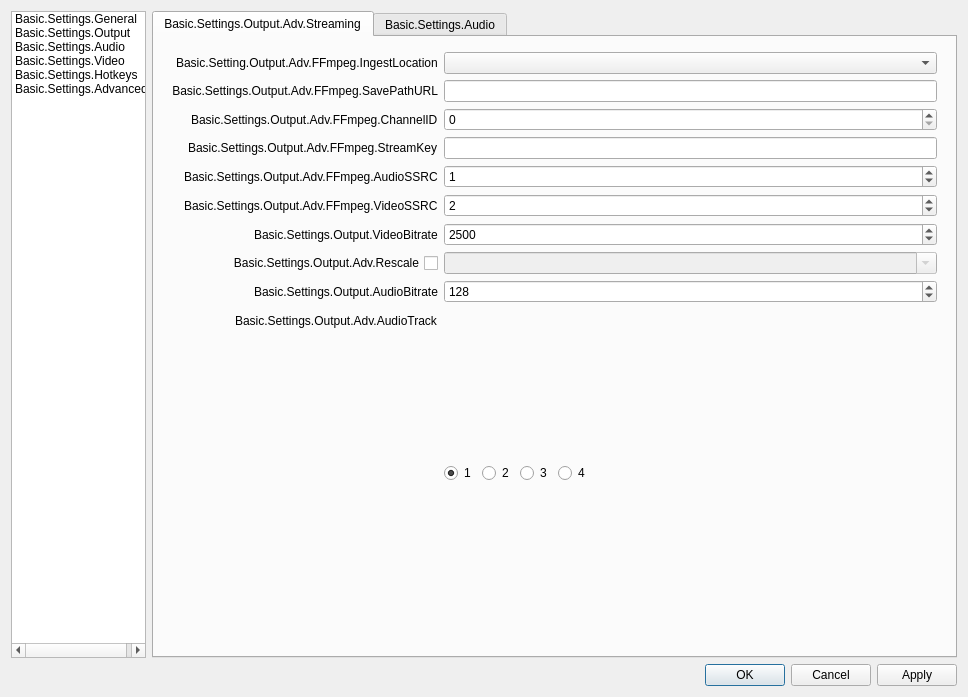
Above: obs/forms/OBSBasicSettings.ui from mixer/tachyon before the change. Below: the same form after it.
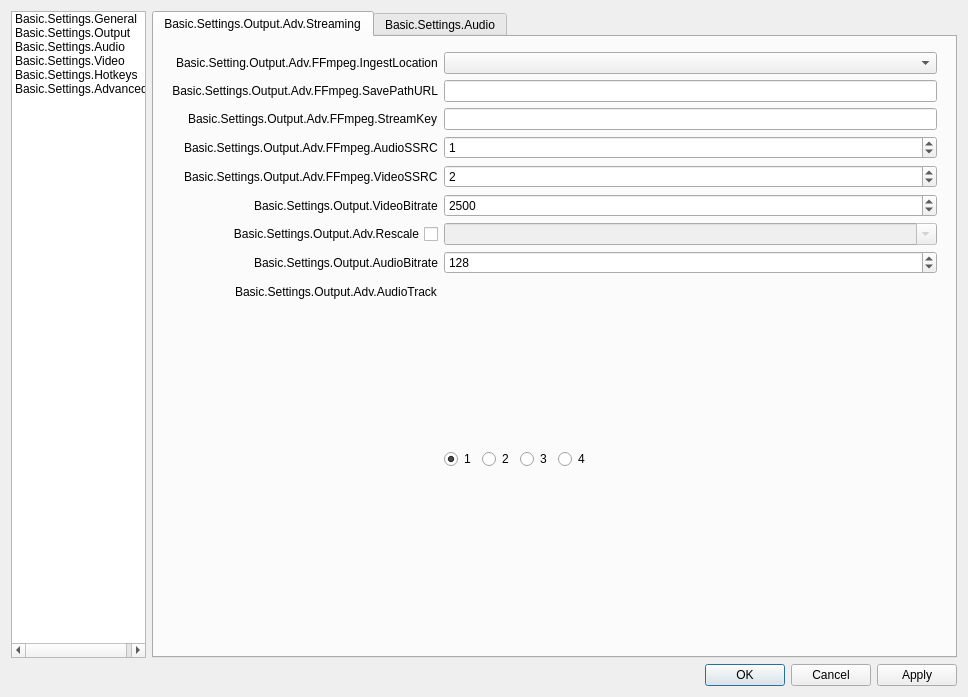
That is the form after the change. Icons and pictures are not drawn.

Commit message: Change handling of streamkey in OBS

Diff of the .ui file:
```diff
--- a/obs/forms/OBSBasicSettings.ui
+++ b/obs/forms/OBSBasicSettings.ui
@@ -293,23 +293,6 @@
                       <widget class="QLineEdit" name="advOutFFURL"/>
                      </item>
                      <item row="3" column="0">
-                      <widget class="QLabel" name="label_7">
-                       <property name="text">
-                        <string>Basic.Settings.Output.Adv.FFmpeg.ChannelID</string>
-                       </property>
-                       <property name="buddy">
-                        <cstring>advOutFTLChannelId</cstring>
-                       </property>
-                      </widget>
-                     </item>
-                     <item row="3" column="1">
-                      <widget class="QSpinBox" name="advOutFTLChannelId">
-                       <property name="maximum">
-                        <number>1000000</number>
-                       </property>
-                      </widget>
-                     </item>
-                     <item row="4" column="0">
                       <widget class="QLabel" name="label_9">
                        <property name="text">
                         <string>Basic.Settings.Output.Adv.FFmpeg.StreamKey</string>
@@ -319,10 +302,10 @@
                        </property>
                       </widget>
                      </item>
-                     <item row="4" column="1">
+                     <item row="3" column="1">
                       <widget class="QLineEdit" name="advOutFTLStreamKey"/>
                      </item>
-                     <item row="5" column="0">
+                     <item row="4" column="0">
                       <widget class="QLabel" name="label_16">
                        <property name="text">
                         <string>Basic.Settings.Output.Adv.FFmpeg.AudioSSRC</string>
@@ -332,7 +315,7 @@
                        </property>
                       </widget>
                      </item>
-                     <item row="5" column="1">
+                     <item row="4" column="1">
                       <widget class="QSpinBox" name="advOutFTLAudioSSRC">
                        <property name="maximum">
                         <number>100000</number>
@@ -342,7 +325,7 @@
                        </property>
                       </widget>
                      </item>
-                     <item row="6" column="0">
+                     <item row="5" column="0">
                       <widget class="QLabel" name="label_18">
                        <property name="text">
                         <string>Basic.Settings.Output.Adv.FFmpeg.VideoSSRC</string>
@@ -352,7 +335,7 @@
                        </property>
                       </widget>
                      </item>
-                     <item row="6" column="1">
+                     <item row="5" column="1">
                       <widget class="QSpinBox" name="advOutFTLVideoSSRC">
                        <property name="maximum">
                         <number>10000</number>
@@ -362,7 +345,7 @@
                        </property>
                       </widget>
                      </item>
-                     <item row="7" column="0">
+                     <item row="6" column="0">
                       <widget class="QLabel" name="label_40">
                        <property name="text">
                         <string>Basic.Settings.Output.VideoBitrate</string>
@@ -372,7 +355,7 @@
                        </property>
                       </widget>
                      </item>
-                     <item row="7" column="1">
+                     <item row="6" column="1">
                       <widget class="QSpinBox" name="advOutFFVBitrate">
                        <property name="minimum">
                         <number>0</number>
@@ -385,7 +368,7 @@
                        </property>
                       </widget>
                      </item>
-                     <item row="8" column="0">
+                     <item row="7" column="0">
                       <widget class="QCheckBox" name="advOutFFUseRescale">
                        <property name="sizePolicy">
                         <sizepolicy hsizetype="Minimum" vsizetype="Expanding">
@@ -401,7 +384,7 @@
                        </property>
                       </widget>
                      </item>
-                     <item row="8" column="1">
+                     <item row="7" column="1">
                       <widget class="QComboBox" name="advOutFFRescale">
                        <property name="enabled">
                         <bool>false</bool>
@@ -411,7 +394,7 @@
                        </property>
                       </widget>
                      </item>
-                     <item row="10" column="0">
+                     <item row="9" column="0">
                       <widget class="QLabel" name="label_41">
                        <property name="text">
                         <string>Basic.Settings.Output.AudioBitrate</string>
@@ -421,7 +404,7 @@
                        </property>
                       </widget>
                      </item>
-                     <item row="10" column="1">
+                     <item row="9" column="1">
                       <widget class="QSpinBox" name="advOutFFABitrate">
                        <property name="minimum">
                         <number>32</number>
@@ -437,7 +420,7 @@
                        </property>
                       </widget>
                      </item>
-                     <item row="12" column="0">
+                     <item row="11" column="0">
                       <widget class="QLabel" name="label_47">
                        <property name="text">
                         <string>Basic.Settings.Output.Adv.AudioTrack</string>
@@ -447,7 +430,7 @@
                        </property>
                       </widget>
                      </item>
-                     <item row="12" column="1">
+                     <item row="11" column="1">
                       <widget class="QWidget" name="widget_10" native="true">
                        <property name="sizePolicy">
                         <sizepolicy hsizetype="Maximum" vsizetype="Preferred">
```
Left out of the diff: 39 changed lines with no effect on the pictures. The commit also changes 2 other files.
